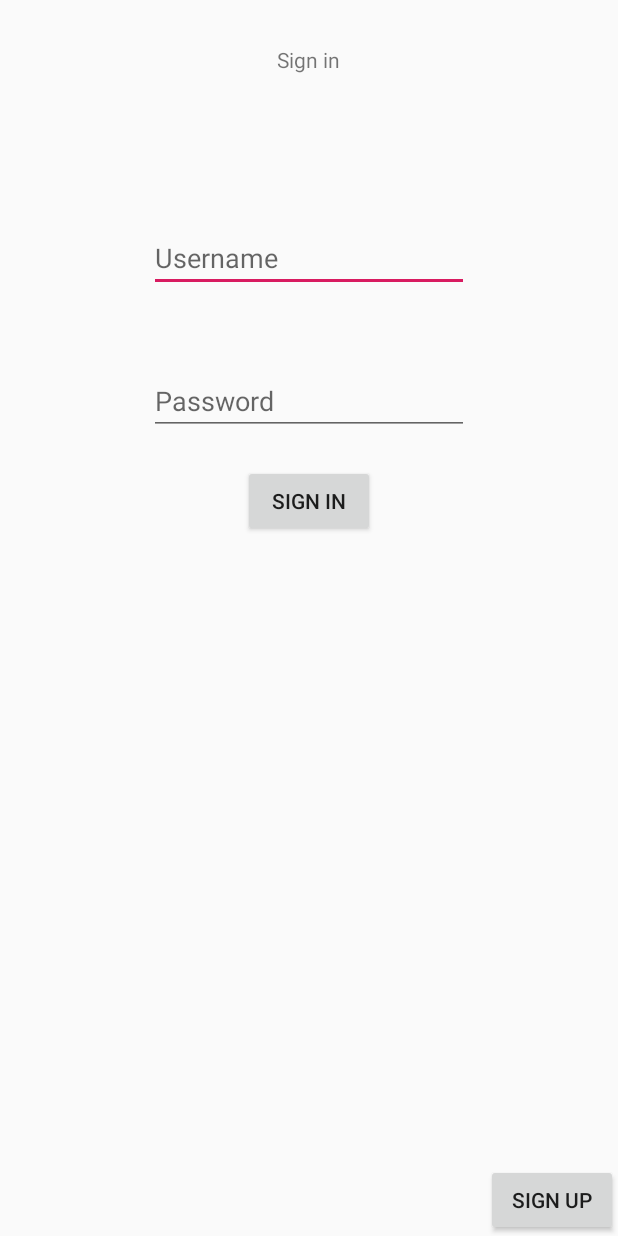
After one commit to The-Boiz/BOTB, an Android app: the layout user_verification.xml on its own in the app's theme, with its tools: preview values and no code run, on a phone screen of 412 x 824 dp. The commit adds this screen. Run offline under Robolectric (Android 15) with nearby library versions, the phone set to English and light mode, and no system bars.

Commit message:
User Verification

```diff
--- /dev/null
+++ b/app/src/main/java/com/example/botb/SignUpActivity.java
@@ -0,0 +1,15 @@
+package com.example.botb;
+
+import android.os.Bundle;
+
+import androidx.appcompat.app.AppCompatActivity;
+
+public class SignUpActivity extends AppCompatActivity {
+
+    @Override
+    protected void onCreate(Bundle savedInstanceState) {
+        super.onCreate(savedInstanceState);
+        setContentView(R.layout.user_verification);
+
+    }
+}
--- /dev/null
+++ b/app/src/main/java/com/example/botb/UserVerificationActivity.java
@@ -0,0 +1,28 @@
+package com.example.botb;
+
+import android.os.Bundle;
+import android.widget.Button;
+import android.widget.EditText;
+
+import androidx.appcompat.app.AppCompatActivity;
+
+public class UserVerificationActivity extends AppCompatActivity {
+
+    @Override
+    protected void onCreate(Bundle savedInstanceState) {
+        super.onCreate(savedInstanceState);
+        setContentView(R.layout.user_verification);
+        EditText username = findViewById(R.id.editText3);
+        EditText password = findViewById(R.id.editText4);
+        Button signIn = findViewById(R.id.signInButton);
+        Button signUp = findViewById(R.id.signUpButton);
+
+
+    }
+
+
+
+
+
+
+}
--- /dev/null
+++ b/app/src/main/res/layout/user_verification.xml
@@ -0,0 +1,53 @@
+<?xml version="1.0" encoding="utf-8"?>
+<RelativeLayout xmlns:android="http://schemas.android.com/apk/res/android"
+    android:layout_width="match_parent" android:layout_height="match_parent">
+
+    <TextView
+        android:id="@+id/textView"
+        android:layout_width="wrap_content"
+        android:layout_height="wrap_content"
+        android:layout_alignParentTop="true"
+        android:layout_centerHorizontal="true"
+        android:layout_marginTop="30dp"
+        android:text="@string/Sign_in" />
+
+    <EditText
+        android:id="@+id/editText3"
+        android:layout_width="wrap_content"
+        android:layout_height="wrap_content"
+        android:layout_below="@id/textView"
+        android:layout_centerHorizontal="true"
+        android:layout_marginTop="100dp"
+        android:ems="10"
+        android:hint="Username"
+        android:inputType="textPersonName" />
+
+    <EditText
+        android:id="@+id/editText4"
+        android:layout_width="wrap_content"
+        android:layout_height="wrap_content"
+        android:layout_below="@id/editText3"
+        android:layout_centerHorizontal="true"
+        android:layout_marginTop="50dp"
+        android:ems="10"
+        android:hint="Password"
+        android:inputType="textPassword" />
+
+    <Button
+        android:id="@+id/signInButton"
+        android:layout_width="wrap_content"
+        android:layout_height="wrap_content"
+        android:layout_below="@id/editText4"
+        android:layout_centerHorizontal="true"
+        android:layout_marginTop="20dp"
+        android:text="@string/Sign_in" />
+
+    <Button
+        android:id="@+id/signUpButton"
+        android:layout_width="wrap_content"
+        android:layout_height="wrap_content"
+        android:layout_alignParentRight="true"
+        android:layout_alignParentBottom="true"
+        android:text="@string/sign_up" />
+
+</RelativeLayout>
--- a/app/src/main/res/values/strings.xml
+++ b/app/src/main/res/values/strings.xml
@@ -5,4 +5,6 @@
     <string name="hello_blank_fragment">Hello blank fragment</string>
     <string name="box_image_desc">Insert brand/box name here</string>
     <string name="searchBar_default_text">Insert name of brand or food</string>
+    <string name="Sign_in">Sign in</string>
+    <string name="sign_up">Sign Up</string>
 </resources>
```
